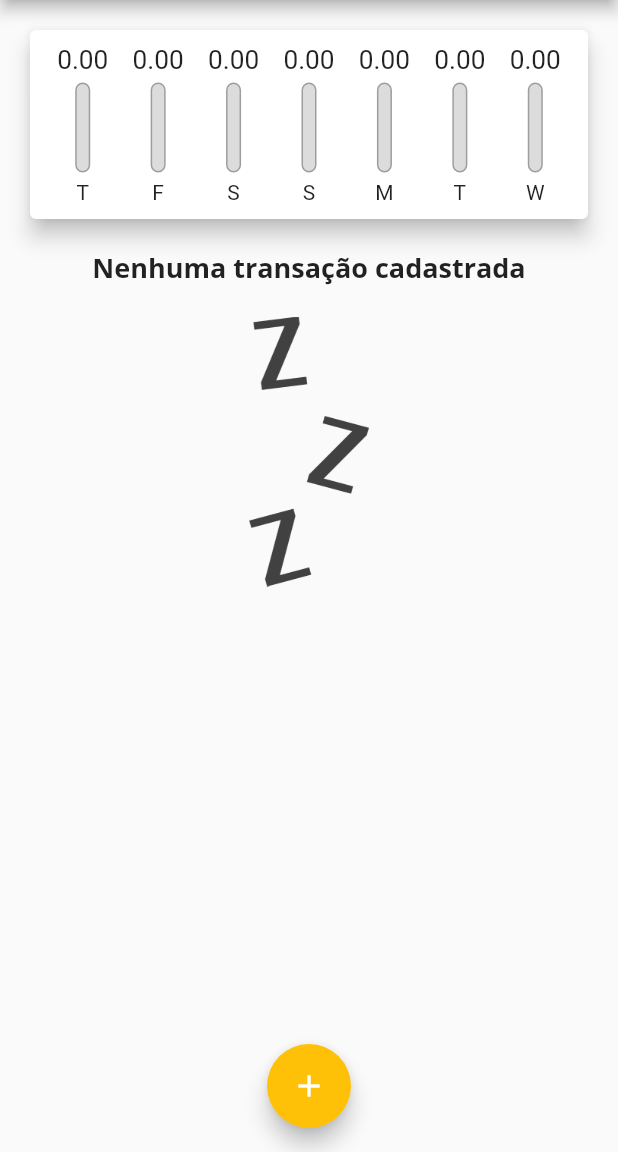
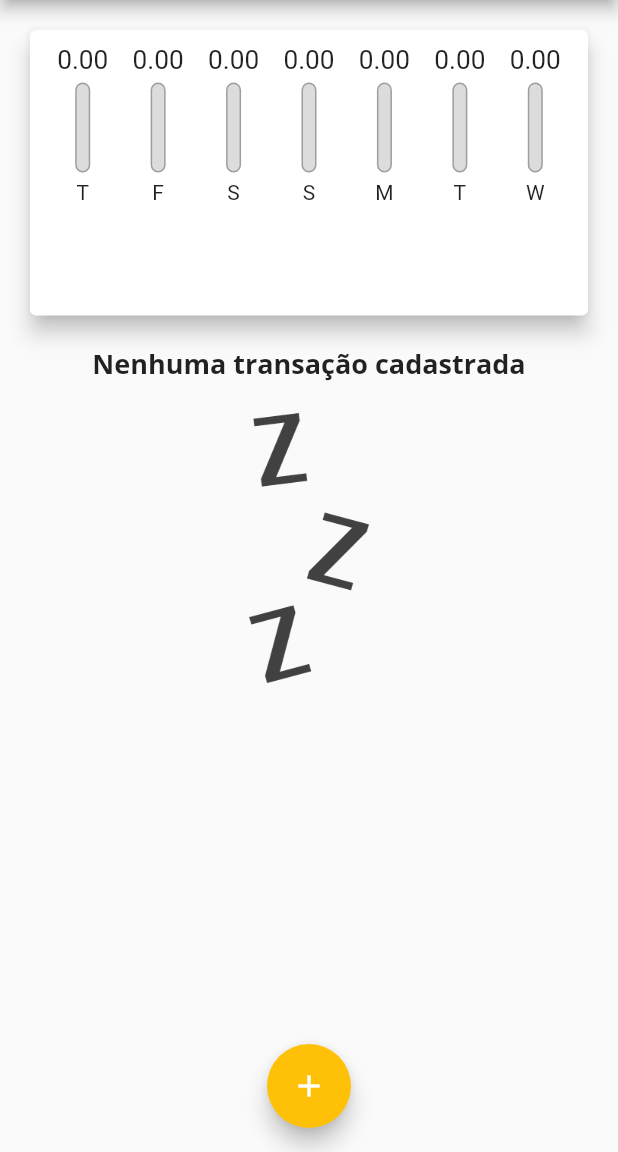
Before and after one commit to markleymsm/expenses, a Flutter app: the screen it shows after launch, on a phone screen of 412 x 824 dp, the part 84-1236 px from its top. Run offline on Flutter 3.47's test engine with Material 2 defaults, Android fonts, the phone set to English and light mode, and no system bars.

Commit message:
Ajustando responsividade do app

```diff
--- a/lib/components/transaction_list.dart
+++ b/lib/components/transaction_list.dart
@@ -11,9 +11,7 @@ class TransactionList extends StatelessWidget {
 
   @override
   Widget build(BuildContext context) {
-    return SizedBox(
-      height: 420,
-      child: transactions.isEmpty
+    return transactions.isEmpty
         ? Column(
             children: [
               Text(
@@ -69,7 +67,6 @@ class TransactionList extends StatelessWidget {
                 ),
               );
             },
-            ),
           );
   }
 }
--- a/lib/main.dart
+++ b/lib/main.dart
@@ -93,8 +93,7 @@ class _MyHomePageState extends State<MyHomePage> {
 
   @override
   Widget build(BuildContext context) {
-    return Scaffold(
-      appBar: AppBar(
+    final appBar = AppBar(
       title: const Text('Despesas pessoais'),
       actions: [
         IconButton(
@@ -102,13 +101,25 @@ class _MyHomePageState extends State<MyHomePage> {
           icon: const Icon(Icons.add),
         )
       ],
-      ),
+    );
+    final availebleHeigth = MediaQuery.of(context).size.height -
+        appBar.preferredSize.height -
+        MediaQuery.of(context).padding.top;
+
+    return Scaffold(
+      appBar: appBar,
       body: SingleChildScrollView(
         child: Column(
           crossAxisAlignment: CrossAxisAlignment.stretch,
           children: [
-            Chart(_recentTransactions),
-            TransactionList(_transactions, _removeTransaction)
+            SizedBox(
+              height: availebleHeigth * 0.3,
+              child: Chart(_recentTransactions),
+            ),
+            SizedBox(
+              height: availebleHeigth * 0.7,
+              child: TransactionList(_transactions, _removeTransaction),
+            )
           ],
         ),
       ),
```
Lines whose indentation alone changed are shown as unchanged.
